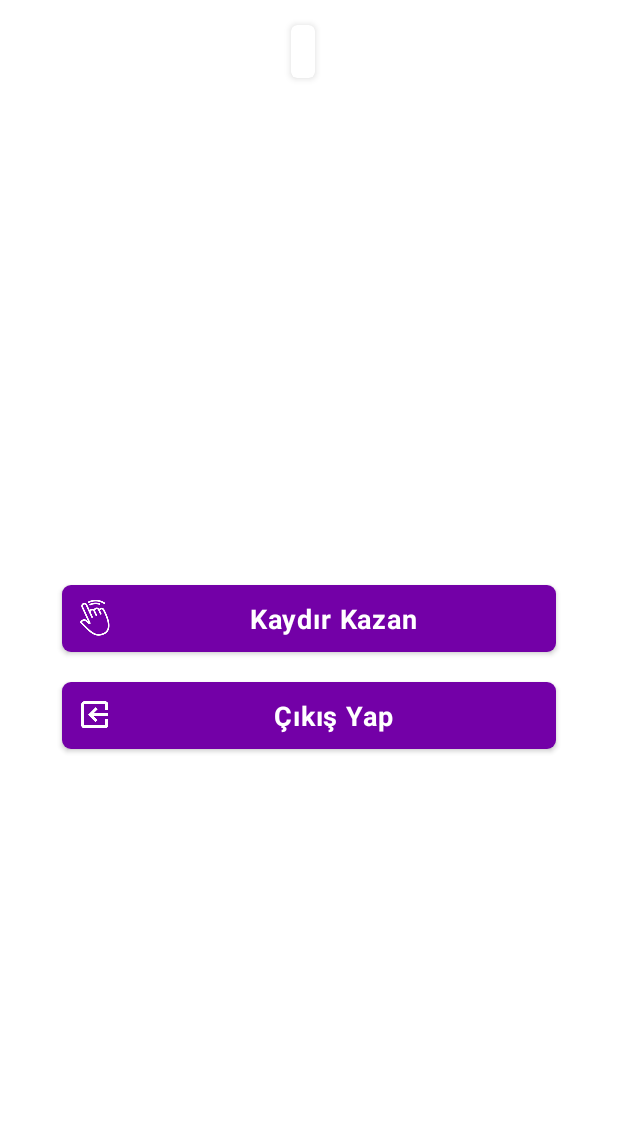
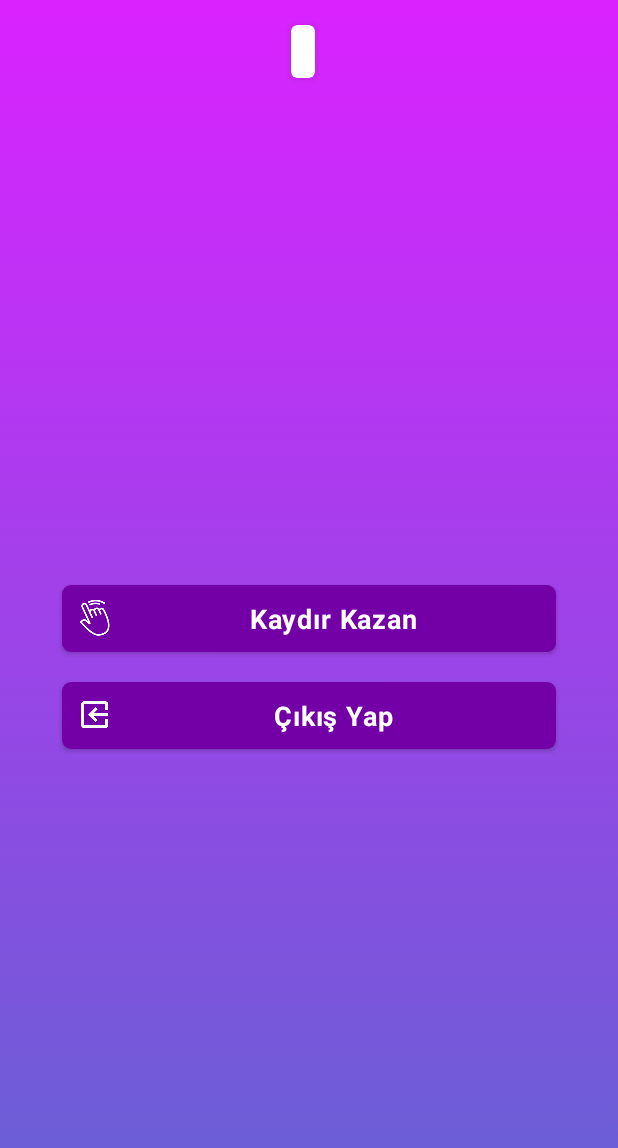
Before and after one commit to iamcodder/KaydirKazan, an Android app: the layout activity_home.xml on its own in the app's theme, with its tools: preview values and no code run, on a phone screen of 412 x 824 dp. Shown: the top 1148 px of the screen. Run offline under Robolectric (Android 15) with nearby library versions, the phone set to English and light mode, and no system bars.

Commit message:
iamcodder
gradient

```diff
--- a/app/src/main/java/com/nosignalapp/kaydirkazan/Activity/HomeActivity.kt
+++ b/app/src/main/java/com/nosignalapp/kaydirkazan/Activity/HomeActivity.kt
@@ -2,6 +2,7 @@ package com.nosignalapp.kaydirkazan.Activity
 
 import android.app.ActivityManager
 import android.content.Intent
+import android.graphics.drawable.AnimationDrawable
 import androidx.appcompat.app.AppCompatActivity
 import android.os.Bundle
 import android.widget.Toast
@@ -42,6 +43,10 @@ class HomeActivity : AppCompatActivity() ,HomeContract.View {
         mUser= FirebaseAuth.getInstance().currentUser!!
         mKullanici=userModel()
         iintent= Intent(this, SoruActivity::class.java)
+        var animation_drawable:AnimationDrawable= activity_home_constraint.background as AnimationDrawable
+        animation_drawable.setEnterFadeDuration(1000)
+        animation_drawable.setExitFadeDuration(2000)
+        animation_drawable.start()
     }
 
     override fun clickControl() {
--- /dev/null
+++ b/app/src/main/res/drawable/animated_background_1.xml
@@ -0,0 +1,18 @@
+<?xml version="1.0" encoding="utf-8"?>
+<selector xmlns:android="http://schemas.android.com/apk/res/android">
+    <item>
+
+        <shape>
+
+            <gradient
+
+                    android:angle="270"
+                    android:startColor="#DA22FF"
+                    android:endColor="#6363D3"
+                    android:type="linear"
+            />
+
+        </shape>
+
+    </item>
+</selector>
--- /dev/null
+++ b/app/src/main/res/drawable/animated_background_2.xml
@@ -0,0 +1,18 @@
+<?xml version="1.0" encoding="utf-8"?>
+<selector xmlns:android="http://schemas.android.com/apk/res/android">
+    <item>
+
+        <shape>
+
+            <gradient
+
+                    android:angle="0"
+                    android:startColor="#D537FC"
+                    android:endColor="#7575D1"
+                    android:type="linear"
+            />
+
+        </shape>
+
+    </item>
+</selector>
--- /dev/null
+++ b/app/src/main/res/drawable/animated_background_3.xml
@@ -0,0 +1,18 @@
+<?xml version="1.0" encoding="utf-8"?>
+<selector xmlns:android="http://schemas.android.com/apk/res/android">
+    <item>
+
+        <shape>
+
+            <gradient
+
+                    android:angle="90"
+                    android:startColor="#D537FC"
+                    android:endColor="#7575D1"
+                    android:type="linear"
+            />
+
+        </shape>
+
+    </item>
+</selector>
--- /dev/null
+++ b/app/src/main/res/drawable/animated_background_4.xml
@@ -0,0 +1,18 @@
+<?xml version="1.0" encoding="utf-8"?>
+<selector xmlns:android="http://schemas.android.com/apk/res/android">
+    <item>
+
+        <shape>
+
+            <gradient
+
+                    android:angle="180"
+                    android:startColor="#D537FC"
+                    android:endColor="#7575D1"
+                    android:type="linear"
+            />
+
+        </shape>
+
+    </item>
+</selector>
--- /dev/null
+++ b/app/src/main/res/drawable/animated_list.xml
@@ -0,0 +1,13 @@
+<?xml version="1.0" encoding="utf-8"?>
+<animation-list xmlns:android="http://schemas.android.com/apk/res/android">
+
+    <item android:drawable="@drawable/animated_background_1"
+          android:duration="4000"/>
+    <item android:drawable="@drawable/animated_background_2"
+          android:duration="4000"/>
+    <item android:drawable="@drawable/animated_background_3"
+          android:duration="4000"/>
+    <item android:drawable="@drawable/animated_background_4"
+          android:duration="4000"/>
+
+</animation-list>
--- /dev/null
+++ b/app/src/main/res/drawable/background.xml
@@ -0,0 +1,20 @@
+<?xml version="1.0" encoding="utf-8"?>
+<selector xmlns:android="http://schemas.android.com/apk/res/android">
+
+    <item>
+
+        <shape>
+
+            <gradient
+
+            android:angle="-90"
+            android:startColor="#7300a7"
+            android:endColor="#F44336"
+            android:type="linear"
+            />
+
+        </shape>
+
+    </item>
+
+</selector>
--- a/app/src/main/res/layout/activity_home.xml
+++ b/app/src/main/res/layout/activity_home.xml
@@ -1,11 +1,13 @@
 <?xml version="1.0" encoding="utf-8"?>
 
 <androidx.constraintlayout.widget.ConstraintLayout
+        android:id="@+id/activity_home_constraint"
         xmlns:android="http://schemas.android.com/apk/res/android"
         xmlns:tools="http://schemas.android.com/tools"
         xmlns:app="http://schemas.android.com/apk/res-auto"
         android:layout_width="match_parent"
         android:layout_height="match_parent"
+        android:background="@drawable/animated_list"
         tools:context=".Activity.HomeActivity">
 
 
--- a/app/src/main/res/layout/activity_login.xml
+++ b/app/src/main/res/layout/activity_login.xml
@@ -9,7 +9,7 @@
         android:layout_height="match_parent"
         tools:context=".Activity.LoginActivity"
         android:focusable="true"
-        android:focusableInTouchMode="true">
+        android:focusableInTouchMode="true" android:background="@drawable/background">
 
     <com.airbnb.lottie.LottieAnimationView android:layout_width="0dp" android:layout_height="0dp"
                                            app:lottie_loop="true" app:lottie_rawRes="@raw/sky"
@@ -61,7 +61,7 @@
             android:layout_width="0dp"
             android:layout_height="wrap_content"
             android:text="Register"
-            android:background="@color/colorAccent"
+            android:background="@color/green"
             android:textColor="#FFFFFF"
             android:padding="10dp"
             android:textAppearance="@style/TextAppearance.MaterialComponents.Body1"
@@ -74,7 +74,7 @@
             android:layout_width="0dp"
             android:layout_height="wrap_content"
             android:text="Login"
-            android:background="@color/colorAccent"
+            android:background="@color/green"
             android:textColor="#FFFFFF"
             android:padding="10dp"
             android:textAppearance="@style/TextAppearance.MaterialComponents.Body1"
--- a/app/src/main/res/values/colors.xml
+++ b/app/src/main/res/values/colors.xml
@@ -7,6 +7,8 @@
     <color name="colorPrimaryDark">#7300a7</color>
 
 
-    <color name="colorAccent">#974DB9</color>
+    <color name="colorAccent">#3A9392</color>
+
+    <color name="green">#3A9392</color>
 
 </resources>
--- a/app/src/main/res/values/styles.xml
+++ b/app/src/main/res/values/styles.xml
@@ -1,7 +1,7 @@
 <resources>
 
     <!-- Base application theme. -->
-    <style name="AppTheme" parent="Base.Theme.MaterialComponents.Light.DarkActionBar">
+    <style name="AppTheme" parent="Theme.MaterialComponents.Light.NoActionBar">
         <!-- Customize your theme here. -->
         <item name="colorPrimary">@color/colorPrimary</item>
         <item name="colorPrimaryDark">@color/colorPrimaryDark</item>
```
Also changed, not shown: 1 other file.
